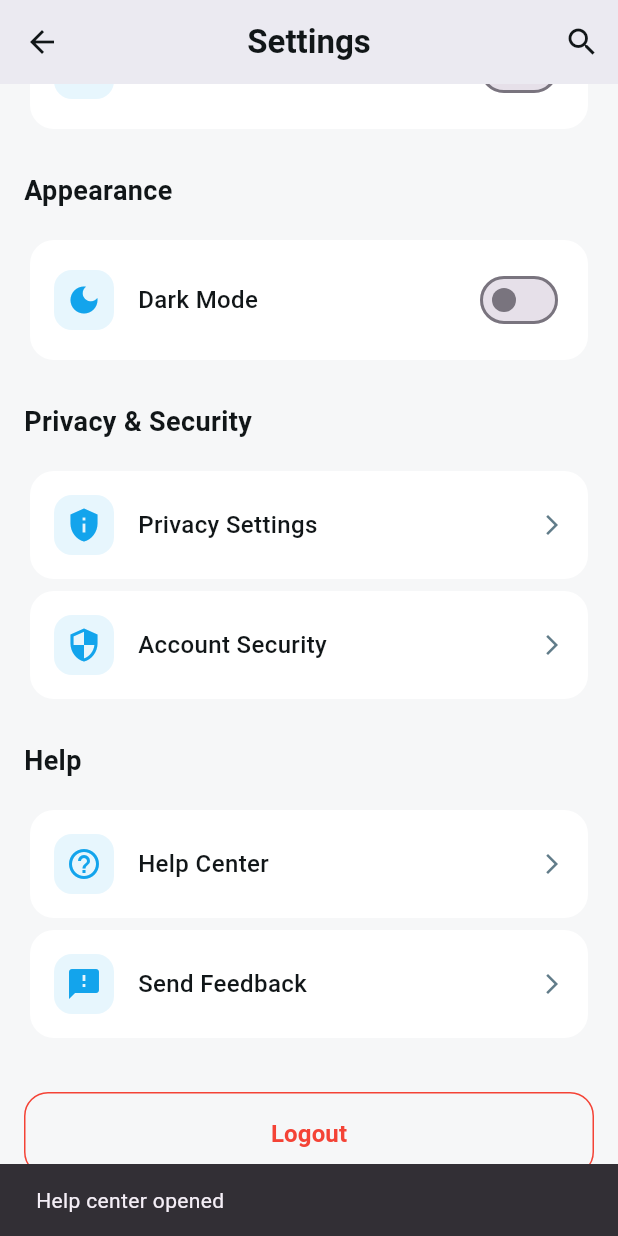
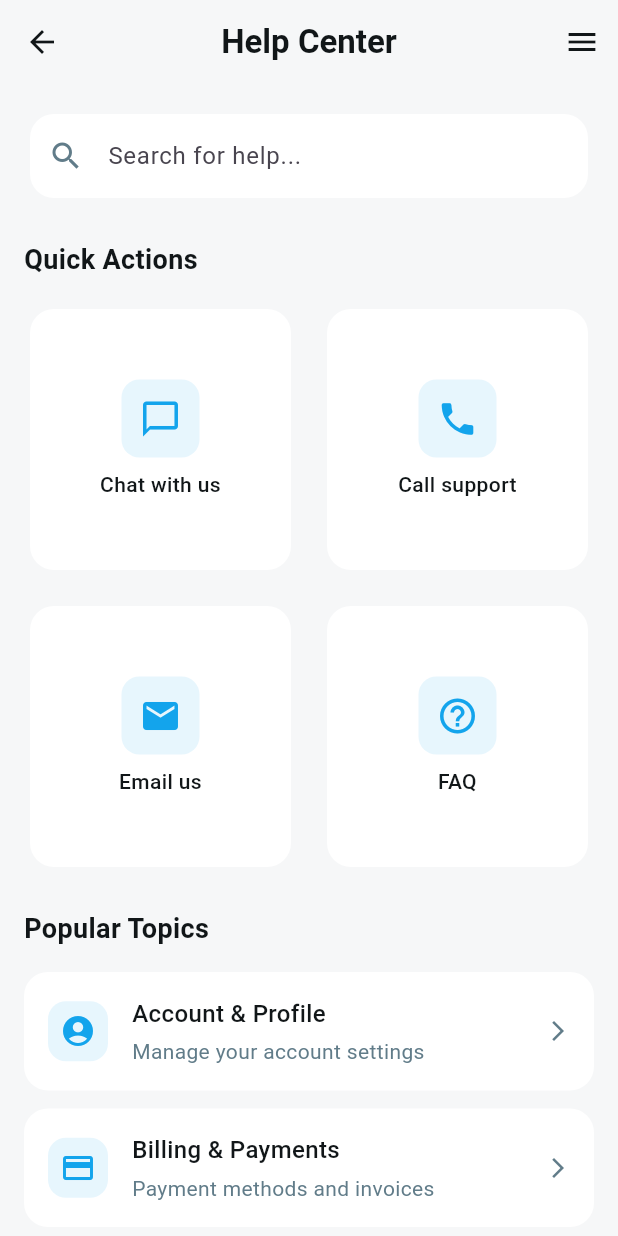
Before and after one commit to BabSol2001/flutter_tourai, a Flutter app: the SettingsScreen screen opened directly, scrolled down 312 dp, after a tap on "Help Center", on a phone screen of 412 x 824 dp. Run offline on Flutter 3.47's test engine with Material 3 defaults, Android fonts, the light colour scheme and no system bars; Roboto replaces fonts that are missing (Plus Jakarta Sans).

Commit message:
3.1 Help

```diff
--- /dev/null
+++ b/lib/help_screen.dart
@@ -0,0 +1,350 @@
+import 'package:flutter/material.dart';
+
+class HelpScreen extends StatefulWidget {
+  const HelpScreen({super.key});
+
+  @override
+  State<HelpScreen> createState() => _HelpScreenState();
+}
+
+class _HelpScreenState extends State<HelpScreen> {
+  final TextEditingController _searchController = TextEditingController();
+  String _searchQuery = '';
+
+  @override
+  void dispose() {
+    _searchController.dispose();
+    super.dispose();
+  }
+
+  @override
+  Widget build(BuildContext context) {
+    return Scaffold(
+      backgroundColor: const Color(0xFFF6F7F8),
+      appBar: AppBar(
+        backgroundColor: const Color(0xFFF6F7F8),
+        elevation: 0,
+        leading: IconButton(
+          icon: const Icon(Icons.arrow_back, color: Color(0xFF111618)),
+          onPressed: () => Navigator.pop(context),
+        ),
+        title: const Text(
+          'Help Center',
+          style: TextStyle(color: Color(0xFF111618), fontWeight: FontWeight.bold),
+        ),
+        centerTitle: true,
+        actions: <Widget>[
+          IconButton(
+            icon: const Icon(Icons.menu, color: Color(0xFF111618)),
+            onPressed: () {
+              ScaffoldMessenger.of(context).showSnackBar(
+                const SnackBar(content: Text('Menu opened')),
+              );
+            },
+          ),
+        ],
+      ),
+      body: SingleChildScrollView(
+        padding: const EdgeInsets.all(16),
+        child: Column(
+          crossAxisAlignment: CrossAxisAlignment.start,
+          children: [
+            // Search Bar
+            Card(
+              elevation: 0,
+              color: Colors.white,
+              shape: RoundedRectangleBorder(borderRadius: BorderRadius.circular(16)),
+              child: TextField(
+                controller: _searchController,
+                onChanged: (value) => setState(() => _searchQuery = value),
+                decoration: InputDecoration(
+                  hintText: 'Search for help...',
+                  prefixIcon: const Icon(Icons.search, color: Color(0xFF617c89)),
+                  suffixIcon: _searchQuery.isNotEmpty
+                      ? IconButton(
+                          icon: const Icon(Icons.clear, color: Color(0xFF617c89)),
+                          onPressed: () {
+                            _searchController.clear();
+                            setState(() => _searchQuery = '');
+                          },
+                        )
+                      : null,
+                  border: InputBorder.none,
+                  contentPadding: const EdgeInsets.symmetric(horizontal: 16, vertical: 16),
+                ),
+              ),
+            ),
+            const SizedBox(height: 24),
+
+            // Quick Actions
+            const Text(
+              'Quick Actions',
+              style: TextStyle(fontSize: 18, fontWeight: FontWeight.bold, color: Color(0xFF111618)),
+            ),
+            const SizedBox(height: 16),
+            GridView.count(
+              shrinkWrap: true,
+              physics: const NeverScrollableScrollPhysics(),
+              crossAxisCount: 2,
+              crossAxisSpacing: 16,
+              mainAxisSpacing: 16,
+              children: [
+                _buildQuickAction(
+                  icon: Icons.chat_bubble_outline,
+                  title: 'Chat with us',
+                  onTap: () {
+                    ScaffoldMessenger.of(context).showSnackBar(
+                      const SnackBar(content: Text('Opening chat support')),
+                    );
+                  },
+                ),
+                _buildQuickAction(
+                  icon: Icons.phone,
+                  title: 'Call support',
+                  onTap: () {
+                    ScaffoldMessenger.of(context).showSnackBar(
+                      const SnackBar(content: Text('Calling support')),
+                    );
+                  },
+                ),
+                _buildQuickAction(
+                  icon: Icons.email,
+                  title: 'Email us',
+                  onTap: () {
+                    ScaffoldMessenger.of(context).showSnackBar(
+                      const SnackBar(content: Text('Opening email')),
+                    );
+                  },
+                ),
+                _buildQuickAction(
+                  icon: Icons.help_outline,
+                  title: 'FAQ',
+                  onTap: () {
+                    ScaffoldMessenger.of(context).showSnackBar(
+                      const SnackBar(content: Text('Opening FAQ')),
+                    );
+                  },
+                ),
+              ],
+            ),
+            const SizedBox(height: 24),
+
+            // Popular Topics
+            const Text(
+              'Popular Topics',
+              style: TextStyle(fontSize: 18, fontWeight: FontWeight.bold, color: Color(0xFF111618)),
+            ),
+            const SizedBox(height: 16),
+            ..._buildTopicTiles(),
+            const SizedBox(height: 24),
+
+            // Contact Info
+            const Text(
+              'Contact Information',
+              style: TextStyle(fontSize: 18, fontWeight: FontWeight.bold, color: Color(0xFF111618)),
+            ),
+            const SizedBox(height: 16),
+            _buildContactTile(
+              icon: Icons.phone,
+              title: 'Phone',
+              subtitle: '+1 (555) 123-4567',
+              onTap: () {
+                ScaffoldMessenger.of(context).showSnackBar(
+                  const SnackBar(content: Text('Calling...')),
+                );
+              },
+            ),
+            _buildContactTile(
+              icon: Icons.email,
+              title: 'Email',
+              subtitle: 'support@tourai.com',
+              onTap: () {
+                ScaffoldMessenger.of(context).showSnackBar(
+                  const SnackBar(content: Text('Opening email...')),
+                );
+              },
+            ),
+            const SizedBox(height: 24),
+          ],
+        ),
+      ),
+    );
+  }
+
+  Widget _buildQuickAction({
+    required IconData icon,
+    required String title,
+    required VoidCallback onTap,
+  }) {
+    return Card(
+      elevation: 0,
+      color: Colors.white,
+      shape: RoundedRectangleBorder(borderRadius: BorderRadius.circular(16)),
+      child: InkWell(
+        onTap: onTap,
+        borderRadius: BorderRadius.circular(16),
+        child: Padding(
+          padding: const EdgeInsets.all(16),
+          child: Column(
+            mainAxisAlignment: MainAxisAlignment.center,
+            children: [
+              Container(
+                padding: const EdgeInsets.all(12),
+                decoration: BoxDecoration(
+                  color: const Color(0xFF13a4ec).withOpacity(0.1),
+                  borderRadius: BorderRadius.circular(12),
+                ),
+                child: Icon(icon, color: const Color(0xFF13a4ec), size: 28),
+              ),
+              const SizedBox(height: 8),
+              Text(
+                title,
+                style: const TextStyle(fontSize: 14, fontWeight: FontWeight.w500),
+                textAlign: TextAlign.center,
+              ),
+            ],
+          ),
+        ),
+      ),
+    );
+  }
+
+  List<Widget> _buildTopicTiles() {
+    return [
+      _buildTopicTile(
+        icon: Icons.account_circle,
+        title: 'Account & Profile',
+        subtitle: 'Manage your account settings',
+        onTap: () {
+          ScaffoldMessenger.of(context).showSnackBar(
+            const SnackBar(content: Text('Account help')),
+          );
+        },
+      ),
+      _buildTopicTile(
+        icon: Icons.payment,
+        title: 'Billing & Payments',
+        subtitle: 'Payment methods and invoices',
+        onTap: () {
+          ScaffoldMessenger.of(context).showSnackBar(
+            const SnackBar(content: Text('Billing help')),
+          );
+        },
+      ),
+      _buildTopicTile(
+        icon: Icons.security,
+        title: 'Privacy & Security',
+        subtitle: 'Protect your data',
+        onTap: () {
+          ScaffoldMessenger.of(context).showSnackBar(
+            const SnackBar(content: Text('Privacy help')),
+          );
+        },
+      ),
+      _buildTopicTile(
+        icon: Icons.contact_support,
+        title: 'Technical Support',
+        subtitle: 'App issues and bugs',
+        onTap: () {
+          ScaffoldMessenger.of(context).showSnackBar(
+            const SnackBar(content: Text('Tech support')),
+          );
+        },
+      ),
+    ];
+  }
+
+  Widget _buildTopicTile({
+    required IconData icon,
+    required String title,
+    required String subtitle,
+    required VoidCallback onTap,
+  }) {
+    return Card(
+      elevation: 0,
+      color: Colors.white,
+      shape: RoundedRectangleBorder(borderRadius: BorderRadius.circular(16)),
+      margin: const EdgeInsets.only(bottom: 12),
+      child: InkWell(
+        onTap: onTap,
+        borderRadius: BorderRadius.circular(16),
+        child: Padding(
+          padding: const EdgeInsets.all(16),
+          child: Row(
+            children: [
+              Container(
+                padding: const EdgeInsets.all(8),
+                decoration: BoxDecoration(
+                  color: const Color(0xFF13a4ec).withOpacity(0.1),
+                  borderRadius: BorderRadius.circular(12),
+                ),
+                child: Icon(icon, color: const Color(0xFF13a4ec), size: 24),
+              ),
+              const SizedBox(width: 16),
+              Expanded(
+                child: Column(
+                  crossAxisAlignment: CrossAxisAlignment.start,
+                  children: [
+                    Text(
+                      title,
+                      style: const TextStyle(fontSize: 16, fontWeight: FontWeight.w500),
+                    ),
+                    const SizedBox(height: 4),
+                    Text(
+                      subtitle,
+                      style: TextStyle(fontSize: 14, color: Color(0xFF617c89)),
+                    ),
+                  ],
+                ),
+              ),
+              const Icon(Icons.arrow_forward_ios, size: 16, color: Color(0xFF617c89)),
+            ],
+          ),
+        ),
+      ),
+    );
+  }
+
+  Widget _buildContactTile({
+    required IconData icon,
+    required String title,
+    required String subtitle,
+    required VoidCallback onTap,
+  }) {
+    return Card(
+      elevation: 0,
+      color: Colors.white,
+      shape: RoundedRectangleBorder(borderRadius: BorderRadius.circular(16)),
+      margin: const EdgeInsets.only(bottom: 12),
+      child: InkWell(
+        onTap: onTap,
+        borderRadius: BorderRadius.circular(16),
+        child: Padding(
+          padding: const EdgeInsets.all(16),
+          child: Row(
+            children: [
+              Icon(icon, color: const Color(0xFF13a4ec), size: 24),
+              const SizedBox(width: 16),
+              Expanded(
+                child: Column(
+                  crossAxisAlignment: CrossAxisAlignment.start,
+                  children: [
+                    Text(
+                      title,
+                      style: const TextStyle(fontSize: 16, fontWeight: FontWeight.w500),
+                    ),
+                    Text(
+                      subtitle,
+                      style: TextStyle(fontSize: 14, color: Color(0xFF617c89)),
+                    ),
+                  ],
+                ),
+              ),
+              const Icon(Icons.arrow_forward_ios, size: 16, color: Color(0xFF617c89)),
+            ],
+          ),
+        ),
+      ),
+    );
+  }
+}
--- a/lib/settings_screen.dart
+++ b/lib/settings_screen.dart
@@ -1,4 +1,5 @@
 import 'package:flutter/material.dart';
+import 'package:flutter_tourai/help_screen.dart';
 
 class SettingsScreen extends StatefulWidget {
   const SettingsScreen({super.key});
@@ -176,8 +177,9 @@ class _SettingsScreenState extends State<SettingsScreen> {
               title: 'Help Center',
               trailing: const Icon(Icons.arrow_forward_ios, size: 16, color: Color(0xFF617c89)),
               onTap: () {
-                ScaffoldMessenger.of(context).showSnackBar(
-                  const SnackBar(content: Text('Help center opened')),
+                Navigator.push(
+                  context,
+                  MaterialPageRoute(builder: (context) => const HelpScreen()),
                 );
               },
             ),
--- a/lib/smsverification_generalaccount.dart
+++ b/lib/smsverification_generalaccount.dart
@@ -1,5 +1,6 @@
 import 'package:flutter/material.dart';
 import 'package:flutter/services.dart';
+import 'package:flutter_tourai/help_screen.dart';
 import 'package:flutter_tourai/settings_screen.dart';
 
 class SMSVerificationGeneralAccount extends StatefulWidget {
@@ -104,8 +105,9 @@ class _SMSVerificationGeneralAccountState extends State<SMSVerificationGeneralAc
                   );
                   break;
                 case 'help':
-                  ScaffoldMessenger.of(context).showSnackBar(
-                    const SnackBar(content: Text('Help center')),
+                  Navigator.push(
+                    context,
+                    MaterialPageRoute(builder: (context) => const HelpScreen()),
                   );
                   break;
               }
```
Also changed, not shown: lib/theme.dart (added, +126 -0 lines).
